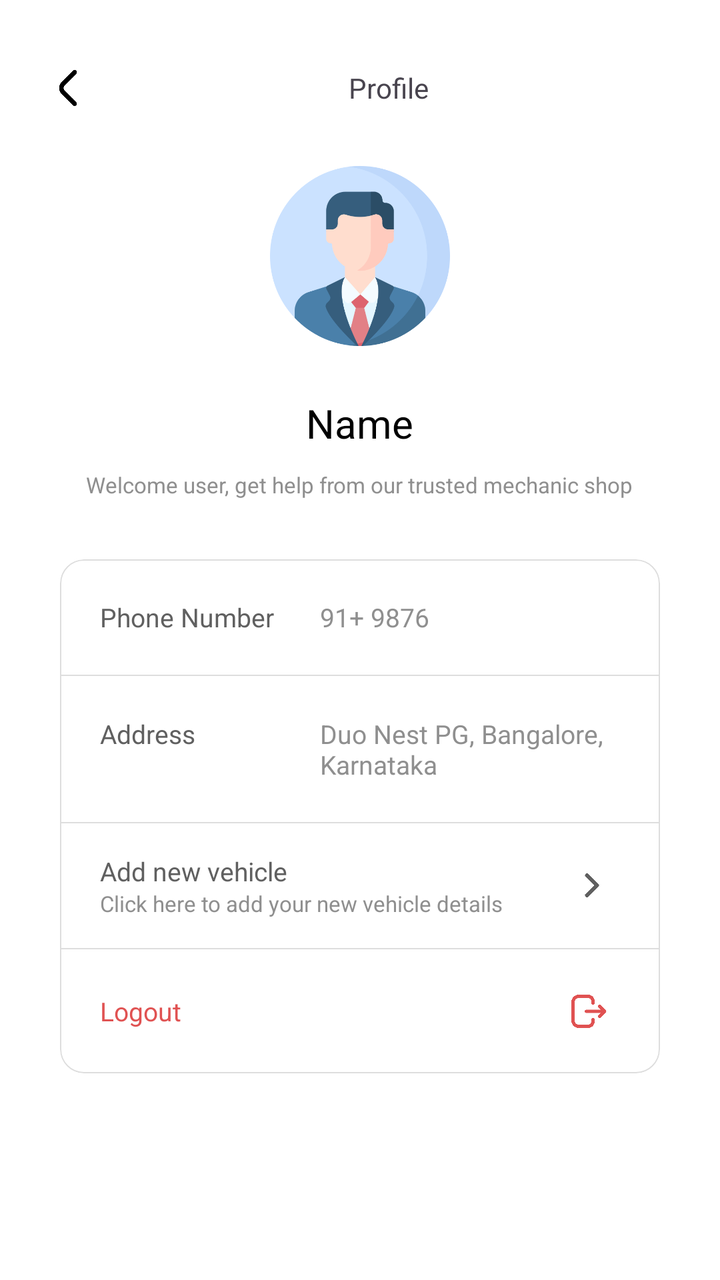
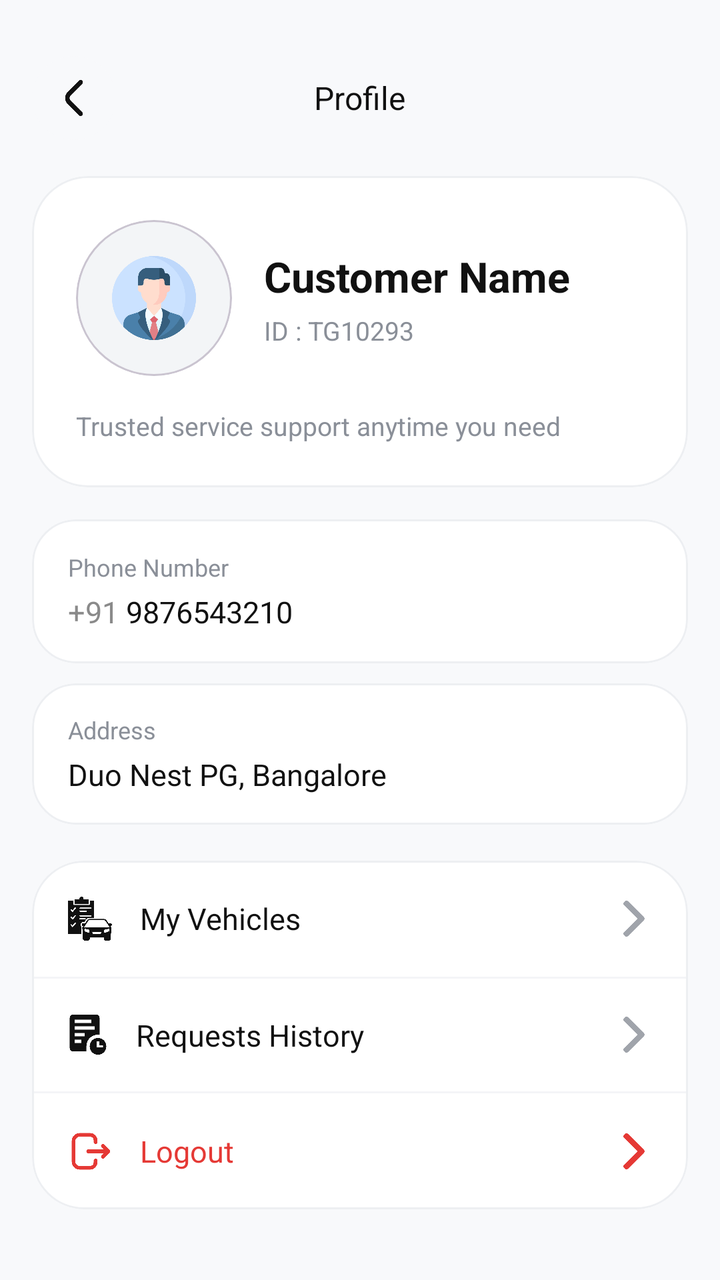

Two renders of the same Android screen: before a commit and after it. Below are the layout's source before the change and the commit's diff.
<!-- AndroidManifest.xml: application theme Theme.TregoApp -->
<!-- res/layout/fragment_customer_profile.xml -->
<?xml version="1.0" encoding="utf-8"?>
<LinearLayout xmlns:android="http://schemas.android.com/apk/res/android"
    xmlns:tools="http://schemas.android.com/tools"
    android:layout_width="match_parent"
    android:layout_height="match_parent"
    xmlns:app="http://schemas.android.com/apk/res-auto"
    tools:context=".customer.ui.ProfileFragment"
    android:background="@color/white"
    android:orientation="vertical">

    <LinearLayout
        android:layout_width="match_parent"
        android:layout_height="match_parent"
        android:orientation="vertical"
        android:layout_gravity="center"
        android:layout_marginTop="20dp"
        android:layout_marginHorizontal="10dp">

        <LinearLayout
            android:layout_width="match_parent"
            android:layout_height="wrap_content"
            android:padding="10dp"
            android:orientation="horizontal">

            <ImageView
                android:id="@+id/backBtn"
                android:layout_width="28dp"
                android:layout_height="28dp"
                android:src="@drawable/back_button"
                android:padding="5dp"
                android:clickable="true"
                android:focusable="true"
                android:background="?attr/selectableItemBackgroundBorderless"
                android:layout_gravity="center"/>

            <TextView
                android:layout_width="0dp"
                android:layout_height="wrap_content"
                android:layout_weight="1"
                android:text="Profile"
                android:textSize="14sp"
                android:gravity="center"
                android:layout_gravity="center"/>

        </LinearLayout>

        <LinearLayout
            android:layout_width="match_parent"
            android:layout_height="wrap_content"
            android:padding="10dp"
            android:orientation="vertical">

            <ImageView
                android:layout_width="100dp"
                android:layout_height="100dp"
                android:src="@drawable/profile"
                android:padding="5dp"
                android:layout_gravity="center"/>

            <TextView
                android:id="@+id/tvName"
                android:layout_width="wrap_content"
                android:layout_height="wrap_content"
                android:layout_marginTop="20dp"
                android:text="Name"
                android:textSize="20sp"
                android:textColor="@color/black"
                android:gravity="center"
                android:layout_gravity="center"/>











            <TextView
                android:layout_width="wrap_content"
                android:layout_height="wrap_content"
                android:layout_marginTop="10dp"
                android:text="Welcome user, get help from our trusted mechanic shop"
                android:textSize="11sp"
                android:textColor="@color/profile_card_light_text"
                android:gravity="center"
                android:layout_gravity="center"/>

        </LinearLayout>

        <com.google.android.material.card.MaterialCardView
            android:layout_width="match_parent"
            android:layout_height="wrap_content"
            android:layout_margin="20dp"
            app:strokeWidth="0.8dp"
            app:strokeColor="@color/profile_card_border"
            app:cardBackgroundColor="@color/white">

            <LinearLayout
                android:layout_width="match_parent"
                android:layout_height="wrap_content"
                android:orientation="vertical">

                <LinearLayout
                    android:layout_width="match_parent"
                    android:layout_height="wrap_content"
                    android:padding="20dp">

                    <TextView
                        android:layout_width="wrap_content"
                        android:layout_height="wrap_content"
                        android:text="Phone Number "
                        android:textSize="13dp"
                        android:minWidth="110dp"
                        android:textColor="@color/profile_card_dark_text"/>

                    <TextView
                        android:id="@+id/tvPhoneNumber"
                        android:layout_width="wrap_content"
                        android:layout_height="wrap_content"
                        android:text="91+ 9876"
                        android:textSize="13dp"
                        android:textColor="@color/profile_card_light_text"/>

                </LinearLayout>

                <View
                    android:layout_width="match_parent"
                    android:layout_height="0.5dp"
                    android:background="@color/profile_card_border" />

                <LinearLayout
                    android:layout_width="match_parent"
                    android:layout_height="wrap_content"
                    android:padding="20dp">

                    <TextView
                        android:layout_width="wrap_content"
                        android:layout_height="wrap_content"
                        android:text="Address "
                        android:textSize="13dp"
                        android:minWidth="110dp"
                        android:textColor="@color/profile_card_dark_text"/>

                    <TextView
                        android:id="@+id/tvAddress"
                        android:layout_width="wrap_content"
                        android:layout_height="wrap_content"
                        android:text="Duo Nest PG, Bangalore, Karnataka"
                        android:textSize="13dp"
                        android:maxWidth="190dp"
                        android:textColor="@color/profile_card_light_text"/>

                </LinearLayout>

                <View
                    android:layout_width="match_parent"
                    android:layout_height="0.5dp"
                    android:background="@color/profile_card_border" />

                <LinearLayout
                    android:id="@+id/goToRegisterVehicle"
                    android:layout_width="match_parent"
                    android:layout_height="wrap_content"
                    android:clickable="true"
                    android:focusable="true"
                    android:background="?attr/selectableItemBackground"
                    android:gravity="center"
                    android:paddingHorizontal="20dp"
                    android:paddingVertical="15dp" >

                    <LinearLayout
                        android:layout_width="wrap_content"
                        android:layout_height="wrap_content"
                        android:orientation="vertical">

                        <TextView
                            android:layout_width="wrap_content"
                            android:layout_height="wrap_content"
                            android:text="Add new vehicle"
                            android:textSize="13dp"
                            android:textColor="@color/profile_card_dark_text"/>

                        <TextView
                            android:layout_width="wrap_content"
                            android:layout_height="wrap_content"
                            android:text="Click here to add your new vehicle details"
                            android:textSize="11dp"
                            android:textColor="@color/profile_card_light_text"/>

                    </LinearLayout>

                    <View
                        android:layout_width="0dp"
                        android:layout_height="0dp"
                        android:layout_weight="1" />

                    <ImageView
                        android:layout_width="28dp"
                        android:layout_height="28dp"
                        android:src="@drawable/right_arrow"
                        android:padding="8dp"
                        android:layout_gravity="center"/>

                </LinearLayout>

                <View
                    android:layout_width="match_parent"
                    android:layout_height="0.5dp"
                    android:background="@color/profile_card_border" />

                <LinearLayout
                    android:id="@+id/logoutBtn"
                    android:layout_width="match_parent"
                    android:layout_height="wrap_content"
                    android:clickable="true"
                    android:focusable="true"
                    android:background="?attr/selectableItemBackground"
                    android:gravity="center"
                    android:paddingHorizontal="20dp"
                    android:paddingVertical="15dp" >

                    <TextView
                        android:layout_width="wrap_content"
                        android:layout_height="wrap_content"
                        android:text="Logout"
                        android:textSize="13dp"
                        android:textColor="@color/profile_logout"/>

                    <View
                        android:layout_width="0dp"
                        android:layout_height="0dp"
                        android:layout_weight="1" />


                    <ImageView
                        android:layout_width="32dp"
                        android:layout_height="32dp"
                        android:src="@drawable/logout"
                        android:padding="6dp"
                        android:layout_gravity="center"/>

                </LinearLayout>

            </LinearLayout>

        </com.google.android.material.card.MaterialCardView>

    </LinearLayout>

    </LinearLayout>
<!-- resources referenced by this layout -->
<resources>
  <color name="black">#FF000000</color>
  <color name="profile_card_border">#DDDDDD</color>
  <color name="profile_card_dark_text">#606060</color>
  <color name="profile_card_light_text">#8F8F8F</color>
  <color name="profile_logout">#E05252</color>
  
      // Ripple color
  <color name="white">#FFFFFFFF</color>
  <!-- drawable back_button: png bitmap (drawable, 2381 bytes) -->
  <!-- drawable logout: png bitmap (drawable, 12128 bytes) -->
  <!-- drawable profile: png bitmap (drawable, 32174 bytes) -->
  <!-- drawable right_arrow: png bitmap (drawable, 7203 bytes) -->
  <style name="Theme.TregoApp" parent="Base.Theme.TregoApp" />
  <style name="Base.Theme.TregoApp" parent="Theme.Material3.DayNight.NoActionBar">
          <item name="colorPrimary">@color/primary_color</item>
          <item name="android:statusBarColor">@color/secondary_color</item>
          <item name="android:windowLightStatusBar">true</item>
      </style>
  <color name="primary_color">#FFE429</color>
  <color name="secondary_color">#FFFFFFFF</color>
</resources>

<!-- the commit's change to res/layout/fragment_customer_profile.xml (unified diff, before → after) -->
@@ -1,246 +1,358 @@
 <?xml version="1.0" encoding="utf-8"?>
-<LinearLayout xmlns:android="http://schemas.android.com/apk/res/android"
+<androidx.core.widget.NestedScrollView
+    xmlns:android="http://schemas.android.com/apk/res/android"
+    xmlns:app="http://schemas.android.com/apk/res-auto"
     xmlns:tools="http://schemas.android.com/tools"
     android:layout_width="match_parent"
     android:layout_height="match_parent"
-    xmlns:app="http://schemas.android.com/apk/res-auto"
-    tools:context=".customer.ui.ProfileFragment"
-    android:background="@color/white"
-    android:orientation="vertical">
+    android:paddingTop="10dp"
+    android:fillViewport="true"
+    android:background="#F8F9FB"
+    tools:context=".customer.ui.ProfileFragment">
 
     <LinearLayout
         android:layout_width="match_parent"
-        android:layout_height="match_parent"
+        android:layout_height="wrap_content"
         android:orientation="vertical"
-        android:layout_gravity="center"
-        android:layout_marginTop="20dp"
-        android:layout_marginHorizontal="10dp">
-
+        android:paddingStart="16dp"
+        android:paddingEnd="16dp"
+        android:paddingTop="18dp"
+        android:paddingBottom="28dp">
+
+        
+        <RelativeLayout
+            android:layout_width="match_parent"
+            android:layout_height="wrap_content">
+
+            <com.google.android.material.card.MaterialCardView
+                android:id="@+id/backBtn"
+                android:layout_width="42dp"
+                android:layout_height="42dp"
+                android:clickable="true"
+                android:focusable="true"
+                android:foreground="?attr/selectableItemBackgroundBorderless"
+                app:cardBackgroundColor="#F8F9FB"
+                app:cardCornerRadius="21dp"
+                app:strokeColor="#EDEFF2"
+                app:strokeWidth="0dp">
+
+                <ImageView
+                    android:layout_width="18dp"
+                    android:layout_height="18dp"
+                    android:layout_gravity="center"
+                    android:src="@drawable/back_button"
+                    app:tint="#111111"/>
+
+            </com.google.android.material.card.MaterialCardView>
+
+            <TextView
+                android:layout_width="wrap_content"
+                android:layout_height="wrap_content"
+                android:layout_centerInParent="true"
+                android:text="Profile"
+                android:textColor="#111111"
+                android:textSize="16sp" />
+
+        </RelativeLayout>
+
+        
+        <com.google.android.material.card.MaterialCardView
+            android:layout_width="match_parent"
+            android:layout_height="wrap_content"
+            android:layout_marginTop="18dp"
+            app:cardBackgroundColor="#FFFFFF"
+            app:cardCornerRadius="28dp"
+            app:strokeColor="#EDEFF2"
+            app:strokeWidth="1dp">
+
+            <LinearLayout
+                android:layout_width="match_parent"
+                android:layout_height="wrap_content"
+                android:orientation="vertical"
+                android:padding="22dp">
+
+                <LinearLayout
+                    android:layout_width="match_parent"
+                    android:layout_height="wrap_content"
+                    android:gravity="center_vertical"
+                    android:orientation="horizontal">
+
+                    <com.google.android.material.card.MaterialCardView
+                        android:layout_width="78dp"
+                        android:layout_height="78dp"
+                        app:cardBackgroundColor="#F3F5F7"
+                        app:cardCornerRadius="39dp">
+
+                        <ImageView
+                            android:layout_width="42dp"
+                            android:layout_height="42dp"
+                            android:layout_gravity="center"
+                            android:src="@drawable/profile"/>
+
+                    </com.google.android.material.card.MaterialCardView>
+
+                    <LinearLayout
+                        android:layout_width="0dp"
+                        android:layout_height="wrap_content"
+                        android:layout_weight="1"
+                        android:layout_marginStart="16dp"
+                        android:orientation="vertical">
+
+                        <TextView
+                            android:id="@+id/tvName"
+                            android:layout_width="wrap_content"
+                            android:layout_height="wrap_content"
+                            android:text="Customer Name"
+                            android:textColor="#111111"
+                            android:textSize="21sp"
+                            android:textStyle="bold"/>
+
+                        <TextView
+                            android:id="@+id/tvCustomerId"
+                            android:layout_width="wrap_content"
+                            android:layout_height="wrap_content"
+                            android:layout_marginTop="4dp"
+                            android:text="ID : TG10293"
+                            android:textColor="#8A8F98"
+                            android:textSize="13sp"/>
+
+                    </LinearLayout>
+
+                </LinearLayout>
+
+                <TextView
+                    android:layout_width="wrap_content"
+                    android:layout_height="wrap_content"
+                    android:layout_marginTop="16dp"
+                    android:text="Trusted service support anytime you need"
+                    android:textColor="#8A8F98"
+                    android:textSize="13sp"/>
+
+            </LinearLayout>
+
+        </com.google.android.material.card.MaterialCardView>
+
+        
         <LinearLayout
             android:layout_width="match_parent"
             android:layout_height="wrap_content"
-            android:padding="10dp"
-            android:orientation="horizontal">
-
-            <ImageView
-                android:id="@+id/backBtn"
-                android:layout_width="28dp"
-                android:layout_height="28dp"
-                android:src="@drawable/back_button"
-                android:padding="5dp"
-                android:clickable="true"
-                android:focusable="true"
-                android:background="?attr/selectableItemBackgroundBorderless"
-                android:layout_gravity="center"/>
-
-            <TextView
-                android:layout_width="0dp"
-                android:layout_height="wrap_content"
-                android:layout_weight="1"
-                android:text="Profile"
-                android:textSize="14sp"
-                android:gravity="center"
-                android:layout_gravity="center"/>
+            android:layout_marginTop="16dp"
+            android:orientation="vertical">
+
+            
+            <com.google.android.material.card.MaterialCardView
+                android:layout_width="match_parent"
+                android:layout_height="72dp"
+                android:layout_marginBottom="10dp"
+                app:cardBackgroundColor="#FFFFFF"
+                app:cardCornerRadius="22dp"
+                app:strokeColor="#EDEFF2"
+                app:strokeWidth="1dp">
+
+                <LinearLayout
+                    android:layout_width="match_parent"
+                    android:layout_height="match_parent"
+                    android:gravity="center_vertical"
+                    android:orientation="vertical"
+                    android:paddingHorizontal="18dp">
+
+                    <TextView
+                        android:layout_width="wrap_content"
+                        android:layout_height="wrap_content"
+                        android:text="Phone Number"
+                        android:textColor="#8A8F98"
+                        android:textSize="12sp"/>
+
+                    <LinearLayout
+                        android:layout_width="wrap_content"
+                        android:layout_height="wrap_content" >
+
+                        <TextView
+                            android:layout_width="wrap_content"
+                            android:layout_height="wrap_content"
+                            android:layout_marginTop="4dp"
+                            android:text="+91 "
+                            android:textColor="@color/text_grey"
+                            android:textSize="15sp"/>
+
+                        <TextView
+                            android:id="@+id/tvPhoneNumber"
+                            android:layout_width="wrap_content"
+                            android:layout_height="wrap_content"
+                            android:layout_marginTop="4dp"
+                            android:text="9876543210"
+                            android:textColor="#111111"
+                            android:textSize="15sp"/>
+
+                    </LinearLayout>
+
+                </LinearLayout>
+
+            </com.google.android.material.card.MaterialCardView>
+
+            
+            <com.google.android.material.card.MaterialCardView
+                android:layout_width="match_parent"
+                android:layout_height="match_parent"
+                app:cardBackgroundColor="#FFFFFF"
+                app:cardCornerRadius="22dp"
+                app:strokeColor="#EDEFF2"
+                app:strokeWidth="1dp">
+
+                <LinearLayout
+                    android:layout_width="match_parent"
+                    android:layout_height="match_parent"
+                    android:gravity="center_vertical"
+                    android:orientation="vertical"
+                    android:paddingVertical="15dp"
+                    android:paddingHorizontal="18dp">
+
+                    <TextView
+                        android:layout_width="wrap_content"
+                        android:layout_height="wrap_content"
+                        android:text="Address"
+                        android:textColor="#8A8F98"
+                        android:textSize="12sp"/>
+
+                    <TextView
+                        android:id="@+id/tvAddress"
+                        android:layout_width="match_parent"
+                        android:layout_height="wrap_content"
+                        android:layout_marginTop="4dp"
+                        android:text="Duo Nest PG, Bangalore"
+                        android:textColor="#111111"
+                        android:textSize="15sp"/>
+
+                </LinearLayout>
+
+            </com.google.android.material.card.MaterialCardView>
 
         </LinearLayout>
 
-        <LinearLayout
-            android:layout_width="match_parent"
-            android:layout_height="wrap_content"
-            android:padding="10dp"
-            android:orientation="vertical">
-
-            <ImageView
-                android:layout_width="100dp"
-                android:layout_height="100dp"
-                android:src="@drawable/profile"
-                android:padding="5dp"
-                android:layout_gravity="center"/>
-
-            <TextView
-                android:id="@+id/tvName"
-                android:layout_width="wrap_content"
-                android:layout_height="wrap_content"
-                android:layout_marginTop="20dp"
-                android:text="Name"
-                android:textSize="20sp"
-                android:textColor="@color/black"
-                android:gravity="center"
-                android:layout_gravity="center"/>
-
-
-
-
-
-
-
-
-
-
-
-            <TextView
-                android:layout_width="wrap_content"
-                android:layout_height="wrap_content"
-                android:layout_marginTop="10dp"
-                android:text="Welcome user, get help from our trusted mechanic shop"
-                android:textSize="11sp"
-                android:textColor="@color/profile_card_light_text"
-                android:gravity="center"
-                android:layout_gravity="center"/>
-
-        </LinearLayout>
-
+        
         <com.google.android.material.card.MaterialCardView
             android:layout_width="match_parent"
             android:layout_height="wrap_content"
-            android:layout_margin="20dp"
-            app:strokeWidth="0.8dp"
-            app:strokeColor="@color/profile_card_border"
-            app:cardBackgroundColor="@color/white">
+            android:layout_marginTop="18dp"
+            app:cardBackgroundColor="#FFFFFF"
+            app:cardCornerRadius="26dp"
+            app:strokeColor="#EDEFF2"
+            app:strokeWidth="1dp">
 
             <LinearLayout
                 android:layout_width="match_parent"
                 android:layout_height="wrap_content"
                 android:orientation="vertical">
 
-                <LinearLayout
-                    android:layout_width="match_parent"
-                    android:layout_height="wrap_content"
-                    android:padding="20dp">
-
-                    <TextView
-                        android:layout_width="wrap_content"
-                        android:layout_height="wrap_content"
-                        android:text="Phone Number "
-                        android:textSize="13dp"
-                        android:minWidth="110dp"
-                        android:textColor="@color/profile_card_dark_text"/>
-
-                    <TextView
-                        android:id="@+id/tvPhoneNumber"
-                        android:layout_width="wrap_content"
-                        android:layout_height="wrap_content"
-                        android:text="91+ 9876"
-                        android:textSize="13dp"
-                        android:textColor="@color/profile_card_light_text"/>
-
-                </LinearLayout>
-
-                <View
-                    android:layout_width="match_parent"
-                    android:layout_height="0.5dp"
-                    android:background="@color/profile_card_border" />
-
-                <LinearLayout
-                    android:layout_width="match_parent"
-                    android:layout_height="wrap_content"
-                    android:padding="20dp">
-
-                    <TextView
-                        android:layout_width="wrap_content"
-                        android:layout_height="wrap_content"
-                        android:text="Address "
-                        android:textSize="13dp"
-                        android:minWidth="110dp"
-                        android:textColor="@color/profile_card_dark_text"/>
-
-                    <TextView
-                        android:id="@+id/tvAddress"
-                        android:layout_width="wrap_content"
-                        android:layout_height="wrap_content"
-                        android:text="Duo Nest PG, Bangalore, Karnataka"
-                        android:textSize="13dp"
-                        android:maxWidth="190dp"
-                        android:textColor="@color/profile_card_light_text"/>
-
-                </LinearLayout>
-
-                <View
-                    android:layout_width="match_parent"
-                    android:layout_height="0.5dp"
-                    android:background="@color/profile_card_border" />
-
-                <LinearLayout
-                    android:id="@+id/goToRegisterVehicle"
+                
+                <LinearLayout
+                    android:id="@+id/goToAllVehicles"
                     android:layout_width="match_parent"
                     android:layout_height="wrap_content"
                     android:clickable="true"
                     android:focusable="true"
-                    android:background="?attr/selectableItemBackground"
-                    android:gravity="center"
-                    android:paddingHorizontal="20dp"
-                    android:paddingVertical="15dp" >
-
-                    <LinearLayout
-                        android:layout_width="wrap_content"
-                        android:layout_height="wrap_content"
-                        android:orientation="vertical">
-
-                        <TextView
-                            android:layout_width="wrap_content"
-                            android:layout_height="wrap_content"
-                            android:text="Add new vehicle"
-                            android:textSize="13dp"
-                            android:textColor="@color/profile_card_dark_text"/>
-
-                        <TextView
-                            android:layout_width="wrap_content"
-                            android:layout_height="wrap_content"
-                            android:text="Click here to add your new vehicle details"
-                            android:textSize="11dp"
-                            android:textColor="@color/profile_card_light_text"/>
-
-                    </LinearLayout>
-
-                    <View
+                    android:foreground="?attr/selectableItemBackground"
+                    android:gravity="center_vertical"
+                    android:padding="18dp">
+
+                    <ImageView
+                        android:layout_width="22dp"
+                        android:layout_height="22dp"
+                        android:src="@drawable/vehicle_list_2"
+                        app:tint="#111111"/>
+
+                    <TextView
                         android:layout_width="0dp"
-                        android:layout_height="0dp"
-                        android:layout_weight="1" />
-
-                    <ImageView
-                        android:layout_width="28dp"
-                        android:layout_height="28dp"
+                        android:layout_height="wrap_content"
+                        android:layout_marginStart="14dp"
+                        android:layout_weight="1"
+                        android:text="My Vehicles"
+                        android:textColor="#111111"
+                        android:textSize="15sp"/>
+
+                    <ImageView
+                        android:layout_width="18dp"
+                        android:layout_height="18dp"
                         android:src="@drawable/right_arrow"
-                        android:padding="8dp"
-                        android:layout_gravity="center"/>
+                        app:tint="#A0A4AB"/>
 
                 </LinearLayout>
 
                 <View
                     android:layout_width="match_parent"
-                    android:layout_height="0.5dp"
-                    android:background="@color/profile_card_border" />
-
-                <LinearLayout
-                    android:id="@+id/logoutBtn"
+                    android:layout_height="1dp"
+                    android:background="#F4F5F7"/>
+
+                
+                <LinearLayout
+                    android:id="@+id/goToRequestHistory"
                     android:layout_width="match_parent"
                     android:layout_height="wrap_content"
                     android:clickable="true"
                     android:focusable="true"
-                    android:background="?attr/selectableItemBackground"
-                    android:gravity="center"
-                    android:paddingHorizontal="20dp"
-                    android:paddingVertical="15dp" >
-
-                    <TextView
-                        android:layout_width="wrap_content"
-                        android:layout_height="wrap_content"
+                    android:foreground="?attr/selectableItemBackground"
+                    android:gravity="center_vertical"
+                    android:padding="18dp">
+
+                    <ImageView
+                        android:layout_width="20dp"
+                        android:layout_height="20dp"
+                        android:src="@drawable/request_history"
+                        app:tint="#111111"/>
+
+                    <TextView
+                        android:layout_width="0dp"
+                        android:layout_height="wrap_content"
+                        android:layout_marginStart="14dp"
+                        android:layout_weight="1"
+                        android:text="Requests History"
+                        android:textColor="#111111"
+                        android:textSize="15sp" />
+
+                    <ImageView
+                        android:layout_width="18dp"
+                        android:layout_height="18dp"
+                        android:src="@drawable/right_arrow"
+                        app:tint="#A0A4AB"/>
+
+                </LinearLayout>
+
+                <View
+                    android:layout_width="match_parent"
+                    android:layout_height="1dp"
+                    android:background="#F4F5F7"/>
+
+                
+                <LinearLayout
+                    android:id="@+id/logoutBtn"
+                    android:layout_width="match_parent"
+                    android:layout_height="wrap_content"
+                    android:clickable="true"
+                    android:focusable="true"
+                    android:foreground="?attr/selectableItemBackground"
+                    android:gravity="center_vertical"
+                    android:padding="18dp">
+
+                    <ImageView
+                        android:layout_width="22dp"
+                        android:layout_height="22dp"
+                        android:src="@drawable/logout"
+                        app:tint="#E53935"/>
+
+                    <TextView
+                        android:layout_width="0dp"
+                        android:layout_height="wrap_content"
+                        android:layout_marginStart="14dp"
+                        android:layout_weight="1"
                         android:text="Logout"
-                        android:textSize="13dp"
-                        android:textColor="@color/profile_logout"/>
-
-                    <View
-                        android:layout_width="0dp"
-                        android:layout_height="0dp"
-                        android:layout_weight="1" />
-
-
-                    <ImageView
-                        android:layout_width="32dp"
-                        android:layout_height="32dp"
-                        android:src="@drawable/logout"
-                        android:padding="6dp"
-                        android:layout_gravity="center"/>
+                        android:textColor="#E53935"
+                        android:textSize="15sp"/>
+
+                    <ImageView
+                        android:layout_width="18dp"
+                        android:layout_height="18dp"
+                        android:src="@drawable/right_arrow"
+                        app:tint="#E53935"/>
 
                 </LinearLayout>
 
@@ -250,4 +362,4 @@
 
     </LinearLayout>
 
-    </LinearLayout>
+</androidx.core.widget.NestedScrollView>
<!-- resource entries referenced after the edit -->
@@ -1,17 +1,12 @@
 <!-- resources referenced by this layout -->
 <resources>
-  <color name="black">#FF000000</color>
-  <color name="profile_card_border">#DDDDDD</color>
-  <color name="profile_card_dark_text">#606060</color>
-  <color name="profile_card_light_text">#8F8F8F</color>
-  <color name="profile_logout">#E05252</color>
-  
-      // Ripple color
-  <color name="white">#FFFFFFFF</color>
+  <color name="text_grey">#8A8A8A</color>
   <!-- drawable back_button: png bitmap (drawable, 2381 bytes) -->
   <!-- drawable logout: png bitmap (drawable, 12128 bytes) -->
   <!-- drawable profile: png bitmap (drawable, 32174 bytes) -->
+  <!-- drawable request_history: png bitmap (drawable, 8469 bytes) -->
   <!-- drawable right_arrow: png bitmap (drawable, 7203 bytes) -->
+  <!-- drawable vehicle_list_2: png bitmap (drawable, 13576 bytes) -->
   <style name="Theme.TregoApp" parent="Base.Theme.TregoApp" />
   <style name="Base.Theme.TregoApp" parent="Theme.Material3.DayNight.NoActionBar">
           <item name="colorPrimary">@color/primary_color</item>
